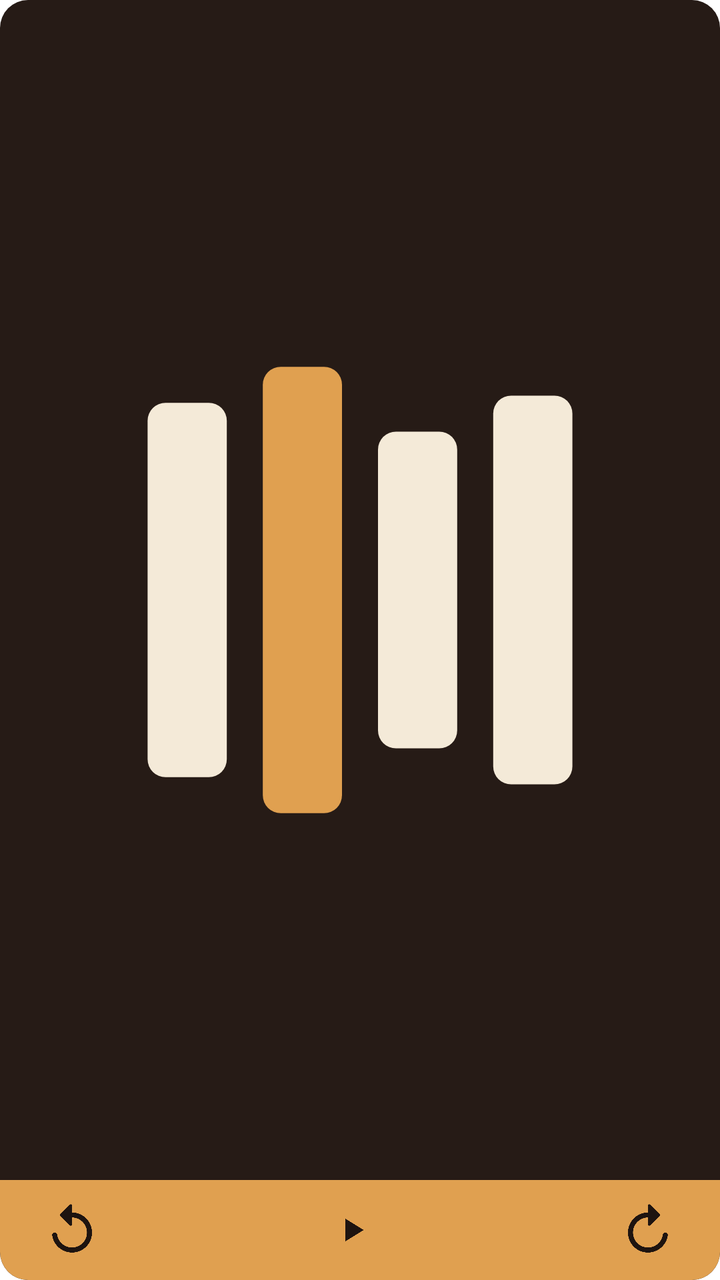
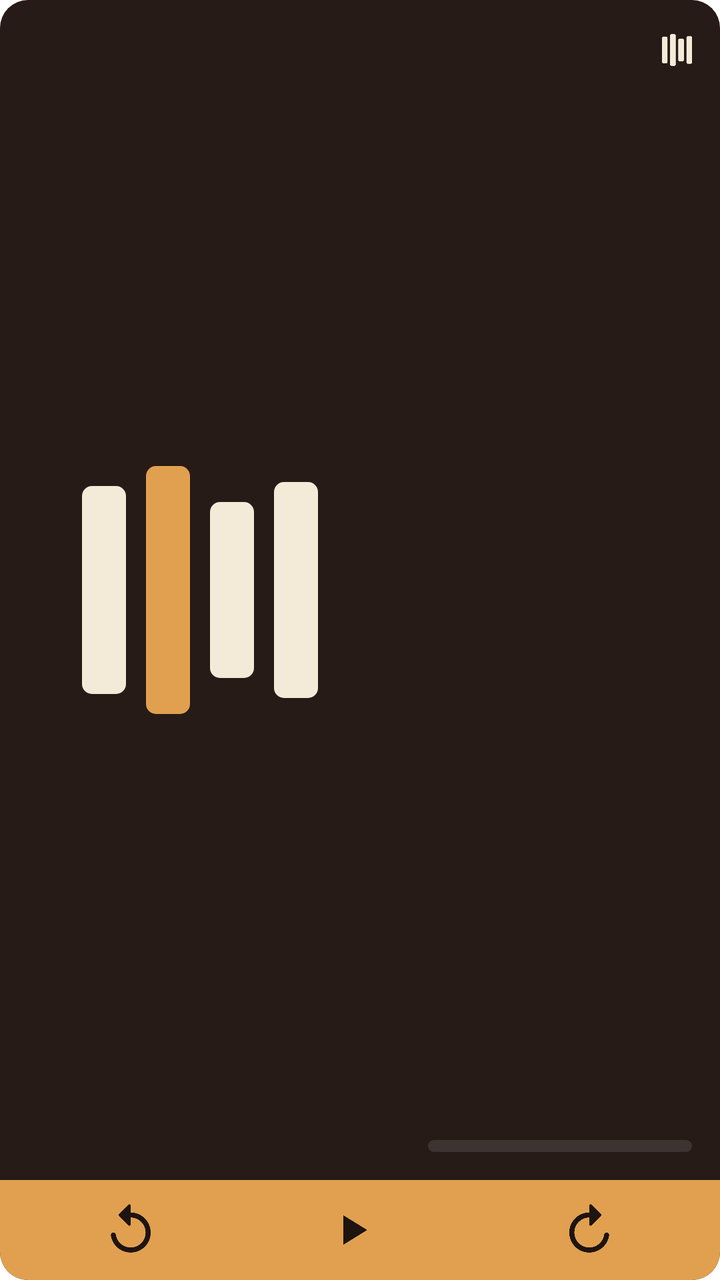

Compare the two renders of this Android layout. The source of the first and the diff that turns it into the second are given below.
<!-- AndroidManifest.xml: fallback theme Theme.MaterialComponents.DayNight.NoActionBar -->
<!-- res/layout/saga_widget_large.xml -->
<?xml version="1.0" encoding="utf-8"?>
<FrameLayout xmlns:android="http://schemas.android.com/apk/res/android"
    android:id="@android:id/background"
    android:layout_width="match_parent"
    android:layout_height="match_parent"
    android:clipToOutline="true">

    <ImageView
        android:id="@+id/saga_widget_bg"
        android:layout_width="match_parent"
        android:layout_height="match_parent"
        android:importantForAccessibility="no"
        android:scaleType="fitXY"
        android:src="@drawable/saga_widget_bg"
        android:tint="@color/saga_widget_surface" />

    <LinearLayout
    android:layout_width="match_parent"
    android:layout_height="match_parent"
    android:orientation="vertical">

    <LinearLayout
        android:id="@+id/saga_widget_body"
        android:layout_width="match_parent"
        android:layout_height="0dp"
        android:layout_weight="1"
        android:orientation="horizontal">

        
        <ImageView
            android:id="@+id/saga_widget_cover"
            android:layout_width="wrap_content"
            android:layout_height="match_parent"
            android:adjustViewBounds="true"
            android:importantForAccessibility="no"
            android:scaleType="fitCenter"
            android:src="@drawable/saga_widget_mark" />

        <LinearLayout
            android:layout_width="0dp"
            android:layout_height="match_parent"
            android:layout_weight="1"
            android:orientation="vertical"
            android:padding="14dp">

            <LinearLayout
                android:layout_width="match_parent"
                android:layout_height="wrap_content"
                android:orientation="horizontal">

                <TextView
                    android:id="@+id/saga_widget_title"
                    android:layout_width="0dp"
                    android:layout_weight="1"
                    android:layout_height="wrap_content"
                    android:ellipsize="end"
                    android:fontFamily="sans-serif"
                    android:lineSpacingMultiplier="1.1"
                    android:maxLines="2"
                    android:textColor="@color/saga_widget_fg"
                    android:textSize="16sp"
                    android:textStyle="bold" />

                
                <ImageView
                    android:id="@+id/saga_widget_badge"
                    android:layout_width="wrap_content"
                    android:layout_height="16dp"
                    android:layout_marginStart="8dp"
                    android:layout_marginTop="3dp"
                    android:adjustViewBounds="true"
                    android:importantForAccessibility="no"
                    android:src="@drawable/saga_widget_mark_mono"
                    android:tint="@color/saga_widget_fg" />
            </LinearLayout>

            <TextView
                android:id="@+id/saga_widget_chapter"
                android:layout_width="match_parent"
                android:layout_height="wrap_content"
                android:layout_marginTop="3dp"
                android:ellipsize="end"
                android:maxLines="1"
                android:textColor="@color/saga_widget_fg_muted"
                android:textSize="12.5sp" />

            <FrameLayout
                android:layout_width="match_parent"
                android:layout_height="0dp"
                android:layout_weight="1" />

            <LinearLayout
                android:layout_width="match_parent"
                android:layout_height="wrap_content"
                android:orientation="horizontal">

                <TextView
                    android:id="@+id/saga_widget_time_left"
                    android:layout_width="0dp"
                    android:layout_height="wrap_content"
                    android:layout_weight="1"
                    android:maxLines="1"
                    android:textColor="@color/saga_widget_fg"
                    android:textSize="12.5sp"
                    android:textStyle="bold" />

                <TextView
                    android:id="@+id/saga_widget_percent"
                    android:layout_width="wrap_content"
                    android:layout_height="wrap_content"
                    android:maxLines="1"
                    android:textColor="@color/saga_widget_fg_subtle"
                    android:textSize="12.5sp" />
            </LinearLayout>

            <ProgressBar
                android:id="@+id/saga_widget_bar"
                style="?android:attr/progressBarStyleHorizontal"
                android:layout_width="match_parent"
                android:layout_height="6dp"
                android:layout_marginTop="7dp"
                android:max="1000"
                android:progressDrawable="@drawable/saga_widget_bar" />
        </LinearLayout>
    </LinearLayout>

    <FrameLayout
        android:layout_width="match_parent"
        android:layout_height="50dp">

        <ImageView
            android:id="@+id/saga_widget_footer_bg"
            android:layout_width="match_parent"
            android:layout_height="match_parent"
            android:importantForAccessibility="no"
            android:scaleType="fitXY"
            android:src="@drawable/saga_widget_footer_bg"
            android:tint="@color/saga_widget_accent" />

    <LinearLayout
        android:layout_width="match_parent"
        android:layout_height="match_parent"
        android:gravity="center_vertical"
        android:orientation="horizontal"
        android:paddingStart="8dp"
        android:paddingEnd="8dp">

        
        <FrameLayout
            android:id="@+id/saga_widget_back_btn"
            android:layout_width="56dp"
            android:layout_height="48dp">

            <ImageView
                android:id="@+id/saga_widget_back_icon"
                android:layout_width="30dp"
                android:layout_height="30dp"
                android:layout_gravity="center"
                android:importantForAccessibility="no"
                android:src="@drawable/saga_widget_skip"
                android:tint="@color/saga_widget_accent_fg" />

            <TextView
                android:id="@+id/saga_widget_back_num"
                android:layout_width="wrap_content"
                android:layout_height="wrap_content"
                android:layout_gravity="center"
                android:importantForAccessibility="no"
                android:includeFontPadding="false"
                android:paddingTop="4dp"
                android:textColor="@color/saga_widget_accent_fg"
                android:textSize="9.5dp"
                android:textStyle="bold" />
        </FrameLayout>

        <LinearLayout
            android:id="@+id/saga_widget_play_pause"
            android:layout_width="0dp"
            android:layout_height="48dp"
            android:layout_weight="1"
            android:gravity="center"
            android:orientation="horizontal">

            <ImageView
                android:id="@+id/saga_widget_play_icon"
                android:layout_width="20dp"
                android:layout_height="20dp"
                android:importantForAccessibility="no"
                android:src="@drawable/saga_widget_play" />

            <TextView
                android:id="@+id/saga_widget_play_label"
                android:layout_width="wrap_content"
                android:layout_height="wrap_content"
                android:layout_marginStart="8dp"
                android:textColor="@color/saga_widget_accent_fg"
                android:textSize="14.5sp"
                android:textStyle="bold" />
        </LinearLayout>

        
        <FrameLayout
            android:id="@+id/saga_widget_forward_btn"
            android:layout_width="56dp"
            android:layout_height="48dp">

            <ImageView
                android:id="@+id/saga_widget_forward_icon"
                android:layout_width="30dp"
                android:layout_height="30dp"
                android:layout_gravity="center"
                android:importantForAccessibility="no"
                android:src="@drawable/saga_widget_skip_forward"
                android:tint="@color/saga_widget_accent_fg" />

            <TextView
                android:id="@+id/saga_widget_forward_num"
                android:layout_width="wrap_content"
                android:layout_height="wrap_content"
                android:layout_gravity="center"
                android:importantForAccessibility="no"
                android:includeFontPadding="false"
                android:paddingTop="4dp"
                android:textColor="@color/saga_widget_accent_fg"
                android:textSize="9.5dp"
                android:textStyle="bold" />
        </FrameLayout>
    </LinearLayout>
    </FrameLayout>
</LinearLayout>
</FrameLayout>
<!-- resources referenced by this layout -->
<resources>
  <color name="saga_widget_accent">#FFE0A050</color>
  <color name="saga_widget_accent_fg">#FF1E1410</color>
  <color name="saga_widget_fg">#FFF4EAD8</color>
  <color name="saga_widget_fg_muted">#A6F4EAD8</color>
  <color name="saga_widget_fg_subtle">#84F4EAD8</color>
  <color name="saga_widget_surface">#FF261B16</color>
  <!-- drawable saga_widget_bar (drawable) -->
  <?xml version="1.0" encoding="utf-8"?>
  <layer-list xmlns:android="http://schemas.android.com/apk/res/android">
      <item android:id="@android:id/background">
          <shape>
              <solid android:color="#40808080" />
              <corners android:radius="3dp" />
          </shape>
      </item>
      <item android:id="@android:id/progress">
          <clip>
              <shape>
                  <solid android:color="@color/saga_widget_accent" />
                  <corners android:radius="3dp" />
              </shape>
          </clip>
      </item>
  </layer-list>
  <!-- drawable saga_widget_bg (drawable) -->
  <?xml version="1.0" encoding="utf-8"?>
  <shape xmlns:android="http://schemas.android.com/apk/res/android" android:shape="rectangle">
      <solid android:color="#FFFFFFFF" />
      <corners android:radius="14dp" />
  </shape>
  <!-- drawable saga_widget_footer_bg (drawable) -->
  <?xml version="1.0" encoding="utf-8"?>
  <shape xmlns:android="http://schemas.android.com/apk/res/android" android:shape="rectangle">
      <solid android:color="#FFFFFFFF" />
      <corners android:bottomLeftRadius="14dp" android:bottomRightRadius="14dp" />
  </shape>
  <!-- drawable saga_widget_mark_mono (drawable) -->
  <?xml version="1.0" encoding="utf-8"?>
  <vector xmlns:android="http://schemas.android.com/apk/res/android"
      android:width="19dp" android:height="20dp"
      android:viewportWidth="118" android:viewportHeight="124">
      <path android:fillColor="#FFFFFFFF"
          android:pathData="M5,10 h12 a5,5 0 0 1 5,5 v94 a5,5 0 0 1 -5,5 h-12 a5,5 0 0 1 -5,-5 v-94 a5,5 0 0 1 5,-5 z M37,0 h12 a5,5 0 0 1 5,5 v114 a5,5 0 0 1 -5,5 h-12 a5,5 0 0 1 -5,-5 v-114 a5,5 0 0 1 5,-5 z M69,18 h12 a5,5 0 0 1 5,5 v78 a5,5 0 0 1 -5,5 h-12 a5,5 0 0 1 -5,-5 v-78 a5,5 0 0 1 5,-5 z M101,8 h12 a5,5 0 0 1 5,5 v98 a5,5 0 0 1 -5,5 h-12 a5,5 0 0 1 -5,-5 v-98 a5,5 0 0 1 5,-5 z" />
  </vector>
  <!-- drawable saga_widget_play (drawable) -->
  <?xml version="1.0" encoding="utf-8"?>
  <vector xmlns:android="http://schemas.android.com/apk/res/android"
      android:width="24dp" android:height="24dp"
      android:viewportWidth="24" android:viewportHeight="24">
      <path android:fillColor="@color/saga_widget_accent_fg"
          android:pathData="M8,5.2 L19,12 L8,18.8 Z" />
  </vector>
  <!-- drawable saga_widget_skip (drawable) -->
  <?xml version="1.0" encoding="utf-8"?>
  <vector xmlns:android="http://schemas.android.com/apk/res/android"
      android:width="24dp" android:height="24dp"
      android:viewportWidth="24" android:viewportHeight="24">
      <path android:fillColor="#FFFFFFFF"
          android:pathData="M12,5V2.21c0,-0.45 -0.54,-0.67 -0.85,-0.35l-3.8,3.79c-0.2,0.2 -0.2,0.51 0,0.71l3.79,3.79c0.32,0.31 0.86,0.09 0.86,-0.35V7c3.73,0 6.68,3.42 5.86,7.29 -0.47,2.27 -2.31,4.1 -4.57,4.57 -3.57,0.75 -6.75,-1.7 -7.23,-5.01 -0.07,-0.48 -0.49,-0.85 -0.98,-0.85 -0.6,0 -1.08,0.53 -1,1.13 0.62,4.39 4.8,7.64 9.53,6.72 3.12,-0.61 5.63,-3.12 6.24,-6.24C20.84,9.48 16.94,5 12,5z" />
  </vector>
  <!-- unchanged entries left out for length: 2 -->
</resources>

<!-- the commit's change to res/layout/saga_widget_large.xml (unified diff, before → after) -->
@@ -33,6 +33,7 @@
             android:layout_height="match_parent"
             android:adjustViewBounds="true"
             android:importantForAccessibility="no"
+            android:maxWidth="200dp"
             android:scaleType="fitCenter"
             android:src="@drawable/saga_widget_mark" />
 
@@ -97,6 +98,7 @@
                 <TextView
                     android:id="@+id/saga_widget_time_left"
                     android:layout_width="0dp"
+                    android:ellipsize="end"
                     android:layout_height="wrap_content"
                     android:layout_weight="1"
                     android:maxLines="1"
@@ -148,7 +150,8 @@
         
         <FrameLayout
             android:id="@+id/saga_widget_back_btn"
-            android:layout_width="56dp"
+            android:layout_width="0dp"
+            android:layout_weight="1"
             android:layout_height="48dp">
 
             <ImageView
@@ -173,6 +176,7 @@
                 android:textStyle="bold" />
         </FrameLayout>
 
+        
         <LinearLayout
             android:id="@+id/saga_widget_play_pause"
             android:layout_width="0dp"
@@ -183,8 +187,8 @@
 
             <ImageView
                 android:id="@+id/saga_widget_play_icon"
-                android:layout_width="20dp"
-                android:layout_height="20dp"
+                android:layout_width="26dp"
+                android:layout_height="26dp"
                 android:importantForAccessibility="no"
                 android:src="@drawable/saga_widget_play" />
 
@@ -201,7 +205,8 @@
         
         <FrameLayout
             android:id="@+id/saga_widget_forward_btn"
-            android:layout_width="56dp"
+            android:layout_width="0dp"
+            android:layout_weight="1"
             android:layout_height="48dp">
 
             <ImageView
